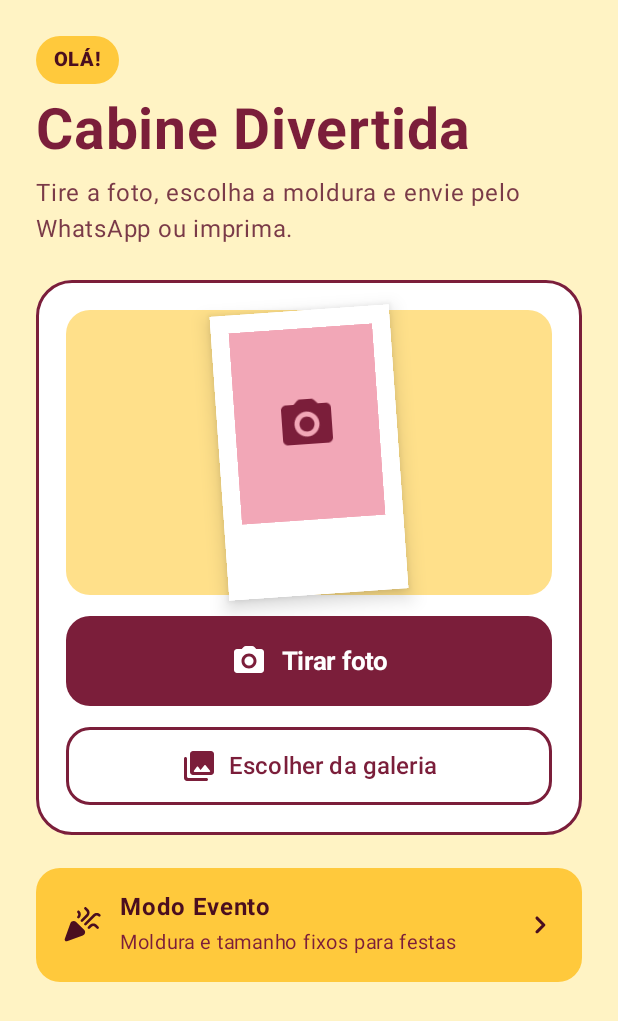
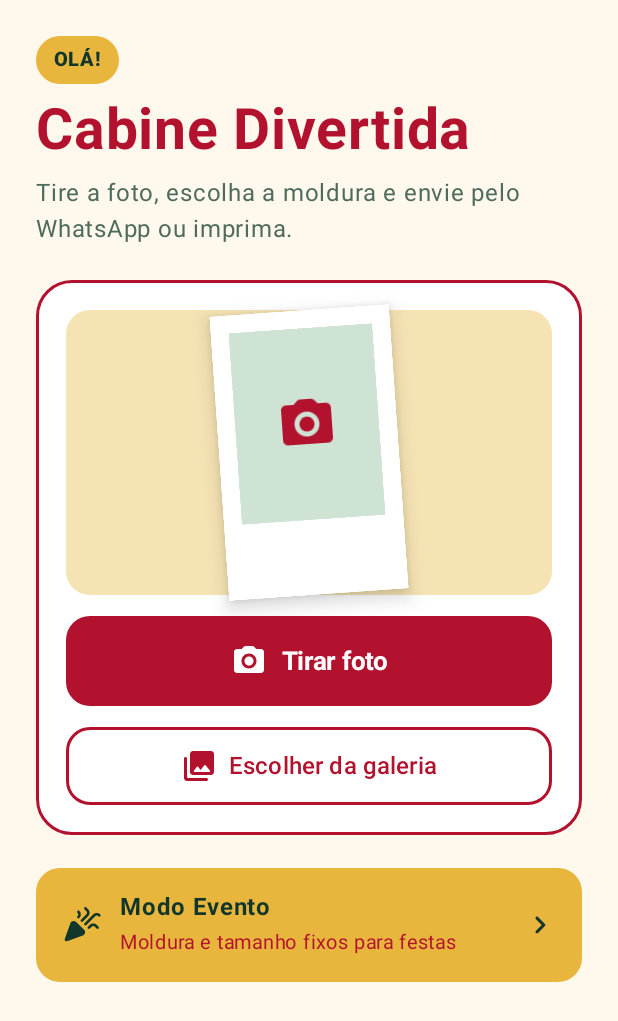
Before and after one commit to simonecarrocino/cabine-divertida, an Android app built with Jetpack Compose: the screen it shows after launch (MainActivity), on a phone screen of 412 x 824 dp. Shown: the top 1021 px of the screen. Run offline under Robolectric (Android 15) with nearby library versions, the phone set to English and light mode, and no system bars; libraries missing offline, so code that uses them is left out: androidx.camera.core, androidx.camera.lifecycle, androidx.camera.view.

Commit message:
Paleta de Natal: vermelho, verde-pinheiro, dourado e creme
Co-Authored-By: Claude Opus 5.5 <noreply@anthropic.com>
Claude-Session: https://claude.ai/code/session_012SDsecgZXmchTxTr1xcCeg

```diff
--- a/app/src/main/java/br/com/cabinedivertida/Components.kt
+++ b/app/src/main/java/br/com/cabinedivertida/Components.kt
@@ -260,7 +260,7 @@ fun FrameThumb(style: FrameStyle, selected: Boolean, onClick: () -> Unit) {
             verticalArrangement = Arrangement.spacedBy(6.dp),
         ) {
             FramedBox(style, caption = null, modifier = Modifier.width(48.dp), small = true) {
-                Box(Modifier.fillMaxSize().background(Color(0xFFF2A7B7)))
+                Box(Modifier.fillMaxSize().background(Color(0xFFCFE3D5)))
             }
             Text(style.label, fontSize = 12.sp, fontWeight = FontWeight.SemiBold, color = Cores.BordoEscuro, maxLines = 1)
         }
--- a/app/src/main/java/br/com/cabinedivertida/Model.kt
+++ b/app/src/main/java/br/com/cabinedivertida/Model.kt
@@ -5,11 +5,11 @@ import kotlin.math.roundToInt
 
 /** Molduras prontas. As cores são ARGB (0xAARRGGBB). */
 enum class FrameStyle(val label: String, val background: Long, val captionColor: Long) {
-    POLAROID("Polaroid", 0xFFFFFFFF, 0xFF7B1E3A),
+    POLAROID("Polaroid", 0xFFFFFFFF, 0xFFB3122E),
     CLASSICA("Clássica", 0xFF3B2A1E, 0xFFC9A56B),
     FESTA("Festa", 0xFFFFF4D6, 0xFFC2410C),
     NATUREZA("Natureza", 0xFFDCE8D5, 0xFF2E5A40),
-    SIMPLES("Simples", 0xFF4A0E1F, 0xFFFFFFFF),
+    SIMPLES("Simples", 0xFF12372A, 0xFFFFFFFF),
 }
 
 /** Tamanhos de impressão oferecidos. */
--- a/app/src/main/java/br/com/cabinedivertida/Screens.kt
+++ b/app/src/main/java/br/com/cabinedivertida/Screens.kt
@@ -92,7 +92,7 @@ fun HomeScreen(vm: AppViewModel) {
                     if (first != null) {
                         Image(first.asImageBitmap(), contentDescription = null, contentScale = ContentScale.Crop, modifier = Modifier.fillMaxSize())
                     } else {
-                        Box(Modifier.fillMaxSize().background(Color(0xFFF2A7B7)), contentAlignment = Alignment.Center) {
+                        Box(Modifier.fillMaxSize().background(Color(0xFFCFE3D5)), contentAlignment = Alignment.Center) {
                             Icon(Icons.Rounded.PhotoCamera, contentDescription = null, tint = Cores.Bordo, modifier = Modifier.size(40.dp))
                         }
                     }
@@ -442,7 +442,7 @@ fun EventConfigScreen(vm: AppViewModel) {
                         border = BorderStroke(2.dp, if (c.useCustomFrame) Cores.Bordo else Color.Transparent),
                     ) {
                         Column(Modifier.padding(8.dp).width(60.dp), horizontalAlignment = Alignment.CenterHorizontally, verticalArrangement = Arrangement.spacedBy(6.dp)) {
-                            Box(Modifier.width(48.dp).aspectRatio(custom.width.toFloat() / custom.height).background(Color(0xFFF2A7B7))) {
+                            Box(Modifier.width(48.dp).aspectRatio(custom.width.toFloat() / custom.height).background(Color(0xFFCFE3D5))) {
                                 Image(custom.asImageBitmap(), contentDescription = null, modifier = Modifier.fillMaxSize(), contentScale = ContentScale.FillBounds)
                             }
                             Text("Minha arte", fontSize = 12.sp, fontWeight = FontWeight.SemiBold, color = Cores.BordoEscuro, maxLines = 1)
--- a/app/src/main/java/br/com/cabinedivertida/Theme.kt
+++ b/app/src/main/java/br/com/cabinedivertida/Theme.kt
@@ -6,14 +6,14 @@ import androidx.compose.runtime.Composable
 import androidx.compose.ui.graphics.Color
 
 object Cores {
-    val Fundo = Color(0xFFFFF3C4)
-    val Bordo = Color(0xFF7B1E3A)
-    val BordoEscuro = Color(0xFF4A0E1F)
-    val Texto2 = Color(0xFF7A3A48)
-    val Amarelo = Color(0xFFFFC93C)
-    val AmareloClaro = Color(0xFFFFE08A)
-    val AmareloSuave = Color(0xFFFFE8A3)
-    val Linha = Color(0xFFEBC96A)
+    val Fundo = Color(0xFFFFF8EC)
+    val Bordo = Color(0xFFB3122E)
+    val BordoEscuro = Color(0xFF12372A)
+    val Texto2 = Color(0xFF4E6B5C)
+    val Amarelo = Color(0xFFE8B53D)
+    val AmareloClaro = Color(0xFFF6E3B4)
+    val AmareloSuave = Color(0xFFFBEFD0)
+    val Linha = Color(0xFFE2C98A)
     val Whats = Color(0xFF146C3A)
     val Erro = Color(0xFFB3261E)
 }
--- a/app/src/main/res/drawable/ic_launcher_foreground.xml
+++ b/app/src/main/res/drawable/ic_launcher_foreground.xml
@@ -6,13 +6,13 @@
     android:viewportHeight="108">
     <!-- corpo da câmera -->
     <path
-        android:fillColor="#7B1E3A"
+        android:fillColor="#B3122E"
         android:pathData="M36,42 L44,42 L48,36 L60,36 L64,42 L72,42 Q76,42 76,46 L76,68 Q76,72 72,72 L36,72 Q32,72 32,68 L32,46 Q32,42 36,42 Z" />
     <!-- lente -->
     <path
-        android:fillColor="#FFC93C"
+        android:fillColor="#E8B53D"
         android:pathData="M44,57 A10,10 0 1,0 64,57 A10,10 0 1,0 44,57 Z" />
     <path
-        android:fillColor="#7B1E3A"
+        android:fillColor="#B3122E"
         android:pathData="M49,57 A5,5 0 1,0 59,57 A5,5 0 1,0 49,57 Z" />
 </vector>
--- a/app/src/main/res/values/colors.xml
+++ b/app/src/main/res/values/colors.xml
@@ -1,7 +1,7 @@
 <?xml version="1.0" encoding="utf-8"?>
 <resources>
-    <color name="fundo">#FFF3C4</color>
-    <color name="bordo">#7B1E3A</color>
-    <color name="bordo_escuro">#4A0E1F</color>
-    <color name="amarelo">#FFC93C</color>
+    <color name="fundo">#FFF8EC</color>
+    <color name="bordo">#B3122E</color>
+    <color name="bordo_escuro">#12372A</color>
+    <color name="amarelo">#E8B53D</color>
 </resources>
```
